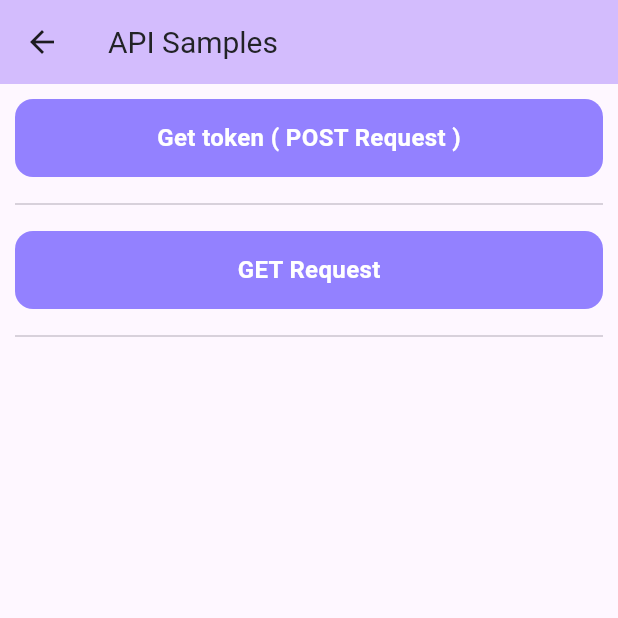
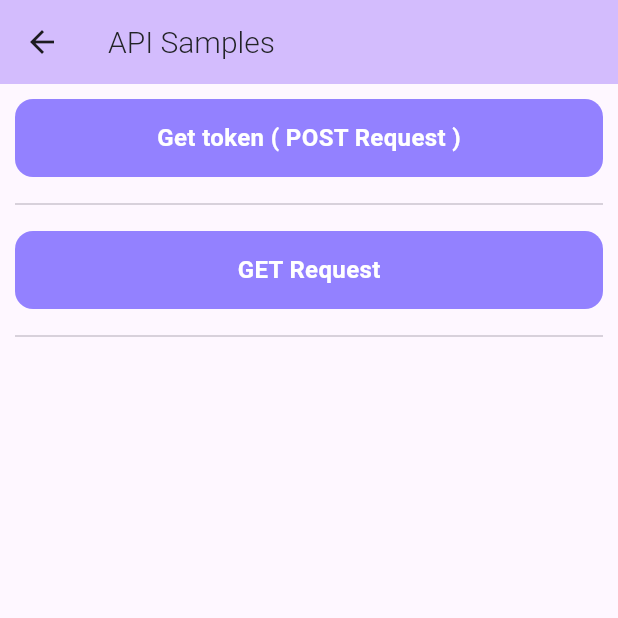
Before and after one commit to dawasim/universal_flutter_utils, a Flutter app: the APISampleCalls screen opened directly, on a phone screen of 412 x 824 dp, the top half of it. Run offline on Flutter 3.47's test engine with Material 3 defaults, Android fonts, the phone set to English and light mode, and no system bars; our stand-ins replace cached_network_image, chewie, convert, dio, file_picker, firebase_auth and 21 more; missing offline and left inert: audio_waveforms, encrypt, flutter_app_badge_control, flutter_login_facebook; accounts and stored records are empty.

Commit message:
Font Issues fixed

```diff
--- a/lib/common/font_weight.dart
+++ b/lib/common/font_weight.dart
@@ -1,7 +1,7 @@
 /// [UFUFontWeight] is used to change the fontWeight of the text.
 enum UFUFontWeight {
   /// Default fontWeight is [UFUFontWeight.regular] is used to set fontWeight of a text widget
-  /// Set Font Weight 400
+  /// Set Font Weight 300
   regular,
 
   ///  [UFUFontWeight.medium] is used to set fontWeight of a text widget
--- a/lib/common/text_helper.dart
+++ b/lib/common/text_helper.dart
@@ -66,13 +66,13 @@ class TextHelper {
   static FontWeight getFontWeight(UFUFontWeight fontWeight) {
     switch (fontWeight) {
       case UFUFontWeight.regular:
-        return FontWeight.w400;
+        return FontWeight.w300;
       case UFUFontWeight.medium:
         return FontWeight.w500;
       case UFUFontWeight.bold:
         return FontWeight.w700;
       default:
-        return FontWeight.w400;
+        return FontWeight.w300;
     }
   }
 
@@ -80,8 +80,8 @@ class TextHelper {
     return TextStyle(
       color: textColor ?? AppTheme.themeColors.text,
       fontSize: dynamicFontSize ?? getTextSize(textSize ?? UFUTextSize.heading4),
-      fontFamily: getFontFamily(fontFamily ?? UFUFontFamily.productSans, fontWeight ?? UFUFontWeight.regular),
-      package: 'UFU_mobile_flutter_ui',
+      fontFamily: UFUtils.fontFamily, // TODO - getFontFamily(fontFamily ?? UFUFontFamily.productSans, fontWeight ?? UFUFontWeight.regular),
+      // package: 'UFU_mobile_flutter_ui',
       overflow: overflow,
       fontWeight: getFontWeight(fontWeight ?? UFUFontWeight.regular),
       height: height,
--- a/lib/utils/index.dart
+++ b/lib/utils/index.dart
@@ -33,6 +33,9 @@ class UFUtils {
   static String encryptionIV = UFUAppConfig.encryptionIV;
   static String xPortal = "";
   static String startDestination = "";
+
+  static String fontFamily = "";
+  static Gradient buttonGradient = LinearGradient(colors: [AppTheme.themeColors.primary, AppTheme.themeColors.primary]);
 
   static GlobalKey<UFUConfirmationDialogState> ufuLoaderKey = GlobalKey<UFUConfirmationDialogState>();
   static GlobalKey<UFUConfirmationDialogState> ufuTokenExpireKey = GlobalKey<UFUConfirmationDialogState>();
--- a/lib/utils/shared_preferences/index.dart
+++ b/lib/utils/shared_preferences/index.dart
@@ -4,6 +4,7 @@ class UFPrefUtils {
 
   final String isLoggedIn = 'isLoggedIn';
   String authToken = 'authToken';
+  String selectedLanguage = 'selectedLanguage';
   String rememberMeData = 'rememberMeData';
   String userData = 'userData';
   String skippedAppVersion = 'skippedAppVersion';
@@ -54,6 +55,11 @@ class UFPrefUtils {
     return await mStorage.getString(authToken) ?? '';
   }
 
+  Future<String> readSelectedLanguage() async {
+    SharedPreferences mStorage = await getStorage();
+    return await mStorage.getString(selectedLanguage) ?? '';
+  }
+
   Future<bool> readIsUserLoggedIn() async {
     SharedPreferences mStorage = await getStorage();
     return mStorage.getBool(isLoggedIn) ?? false;
--- a/lib/widgets/button/color_type.dart
+++ b/lib/widgets/button/color_type.dart
@@ -23,4 +23,7 @@ enum UFUButtonColorType {
 
   /// [UFUButtonColorType.base], used for set base color
   base,
+
+  /// [UFUButtonColorType.gradient], used for set gradient color
+  gradient,
 }
--- a/lib/widgets/button/index.dart
+++ b/lib/widgets/button/index.dart
@@ -5,6 +5,7 @@ class UFUButton extends StatelessWidget {
   const UFUButton({
     this.disabled = false,
     this.colorType = UFUButtonColorType.primary,
+    this.gradient,
     this.opacity = 1,
     this.onPressed,
     this.onLongPress,
@@ -13,7 +14,7 @@ class UFUButton extends StatelessWidget {
     this.text,
     this.size = UFUButtonSize.flat,
     this.textColor,
-    this.fontFamily = UFUFontFamily.productSans,
+    // this.fontFamily = UFUFontFamily.poppins,
     this.fontWeight = UFUFontWeight.bold,
     this.textSize = UFUTextSize.heading3,
     this.type = UFUButtonType.solid,
@@ -28,6 +29,9 @@ class UFUButton extends StatelessWidget {
 
   /// Used to set button color, text color, border color.
   final UFUButtonColorType colorType;
+
+  /// The [gradient] is drawn under the [image].
+  final Gradient? gradient;
 
   /// Called when the button is tapped or otherwise activated.
   final VoidCallback? onPressed;
@@ -50,7 +54,7 @@ class UFUButton extends StatelessWidget {
   final UFUTextSize? textSize;
 
   /// Defines text font family of a button.
-  final UFUFontFamily fontFamily;
+  // final UFUFontFamily fontFamily;
 
   /// Defines font weight of a button.
   final UFUFontWeight fontWeight;
@@ -118,8 +122,12 @@ class UFUButton extends StatelessWidget {
         color = textColor ?? AppTheme.themeColors.primary;
         break;
 
+      case UFUButtonColorType.base:
+        color = textColor ?? AppTheme.themeColors.text;
+        break;
+
       default:
-        color = AppTheme.themeColors.base;
+        color = textColor ?? AppTheme.themeColors.base;
         break;
     }
 
@@ -165,6 +173,14 @@ class UFUButton extends StatelessWidget {
         color = UFUColor.transparent;
         break;
 
+      case UFUButtonColorType.gradient:
+        color = UFUColor.transparent;
+        break;
+
+      case UFUButtonColorType.base:
+        color = AppTheme.themeColors.base;
+        break;
+
       default:
         color = AppTheme.themeColors.themeGreen;
         break;
@@ -188,6 +204,9 @@ class UFUButton extends StatelessWidget {
         return AppTheme.themeColors.inverse;
 
       case UFUButtonColorType.base:
+        return AppTheme.themeColors.base;
+
+      case UFUButtonColorType.gradient:
         return AppTheme.themeColors.base;
 
       default:
@@ -383,7 +402,13 @@ class UFUButton extends StatelessWidget {
     final result = Material(
       shape: shapeBorderType,
       type: MaterialType.button,
-      color: getButtonColor(colorType),
+      color: Colors.transparent, //getButtonColor(colorType),
+      child: Ink(
+        decoration: BoxDecoration(
+          color: colorType == UFUButtonColorType.gradient ? null : getButtonColor(colorType),
+          gradient: colorType == UFUButtonColorType.gradient ? gradient ?? UFUtils.buttonGradient : null,
+          borderRadius: BorderRadius.circular(shapeRadius())
+        ),
         child: InkWell(
           splashColor: Colors.transparent,
           onLongPress: onLongPress,
@@ -397,6 +422,7 @@ class UFUButton extends StatelessWidget {
               padding: EdgeInsets.symmetric(
                 horizontal: (iconWidget == null && suffixIconWidget == null && text != null) ? 10 : 5),
               child: getContainerData()),
+        ),
       ),
     );
 
@@ -425,7 +451,7 @@ class UFUButton extends StatelessWidget {
     }
     return UFUText(
       text: text ?? 'Default',
-      fontFamily: fontFamily,
+      // fontFamily: fontFamily,
       height: 1,
       fontWeight: fontWeight,
       textColor: getTextColor(colorType),
--- a/lib/widgets/check_box/index.dart
+++ b/lib/widgets/check_box/index.dart
@@ -10,7 +10,7 @@ class UFUCheckbox extends StatelessWidget {
     this.text,
     this.textSize = UFUTextSize.heading4,
     this.textColor,
-    this.fontFamily = UFUFontFamily.productSans,
+    // this.fontFamily = UFUFontFamily.productSans,
     this.fontWeight = UFUFontWeight.regular,
     this.borderColor,
     this.color,
@@ -39,7 +39,7 @@ class UFUCheckbox extends StatelessWidget {
   final Color? textColor;
 
   /// Defines text fontFamily[UFUFontFamily.roboto] of a checkbox.
-  final UFUFontFamily? fontFamily;
+  // final UFUFontFamily? fontFamily;
 
   /// Defines text fontWeight[UFUFontWeight.regular] of a checkbox.
   final UFUFontWeight? fontWeight;
@@ -102,7 +102,7 @@ class UFUCheckbox extends StatelessWidget {
         textColor: getColor(),
         textSize: textSize,
         fontWeight: fontWeight,
-        fontFamily: fontFamily,
+        // fontFamily: fontFamily,
         textAlign: TextAlign.start,
       );
     }
--- a/lib/widgets/confirmation_dialog/index.dart
+++ b/lib/widgets/confirmation_dialog/index.dart
@@ -153,7 +153,7 @@ class UFUConfirmationDialogState extends State<UFUConfirmationDialog> {
                             textColor: AppTheme.themeColors.primary,
                             textSize: UFUTextSize.heading3,
                             fontWeight: UFUFontWeight.medium,
-                            fontFamily: UFUFontFamily.productSans,
+                            // fontFamily: UFUFontFamily.productSans,
                           ),
                         ),
                         if (widget.subTitle != null)
--- a/lib/widgets/image_picker/index.dart
+++ b/lib/widgets/image_picker/index.dart
@@ -27,7 +27,7 @@ class UFUImagePicker {
                     text: "Upload Photo",
                     textSize: UFUTextSize.heading3,
                     fontWeight: UFUFontWeight.medium,
-                    fontFamily: UFUFontFamily.productSans,
+                    // fontFamily: UFUFontFamily.productSans,
                   ),
                   UFUIconButton(
                     onTap: () => Get.back(),
@@ -90,7 +90,7 @@ class UFUImagePicker {
                     child: UFUText(
                       text: "Camera",
                       textSize: UFUTextSize.heading4,
-                      fontFamily: UFUFontFamily.productSans,
+                      // fontFamily: UFUFontFamily.productSans,
                     ),
                   ),
                   SizedBox(width: 10,),
@@ -99,7 +99,7 @@ class UFUImagePicker {
                     child: UFUText(
                       text: "Gallery",
                       textSize: UFUTextSize.heading4,
-                      fontFamily: UFUFontFamily.productSans,
+                      // fontFamily: UFUFontFamily.productSans,
                     ),
                   )
                 ],
--- a/lib/widgets/input_box/index.dart
+++ b/lib/widgets/input_box/index.dart
@@ -210,11 +210,11 @@ class _UFUInputBoxState extends State<UFUInputBox> {
   /// Default text style for label and hint text.
   TextStyle getStyle() {
     return TextStyle(
-      fontFamily: 'Roboto',
-      package: 'UFU_mobile_flutter_ui',
+      fontFamily: UFUtils.fontFamily, // TODO - 'Roboto',
+      // package: 'UFU_mobile_flutter_ui',
       fontWeight: widget.type == UFUInputBoxType.withoutLabel
           ? FontWeight.w500
-          : FontWeight.w400,
+          : FontWeight.w300,
       height: 1.2,
       fontSize: TextHelper.getTextSize(widget.textSize),
     );
--- a/lib/widgets/load_more_button/index.dart
+++ b/lib/widgets/load_more_button/index.dart
@@ -25,7 +25,7 @@ class UFULoadMoreButton extends StatelessWidget {
               ? FadingCircle(color: AppTheme.themeColors.base, size: 20)
               : null,
           colorType: UFUButtonColorType.tertiary,
-          fontFamily: UFUFontFamily.productSans,
+          // fontFamily: UFUFontFamily.productSans,
         ));
   }
 }
--- a/lib/widgets/no_data_found/index.dart
+++ b/lib/widgets/no_data_found/index.dart
@@ -42,7 +42,7 @@ class UFUNoDataFound extends StatelessWidget {
                 text: title ?? '',
                 textSize: textSize ?? UFUTextSize.heading3,
                 textAlign: TextAlign.center,
-                fontFamily: UFUFontFamily.productSans,
+                // fontFamily: UFUFontFamily.productSans,
                 fontWeight: UFUFontWeight.medium,
                 textColor: textColor,
               ),
--- a/lib/widgets/svg_image/index.dart
+++ b/lib/widgets/svg_image/index.dart
@@ -7,13 +7,15 @@ class UFUSvgImage extends StatelessWidget {
     required this.assetPath,
     this.height,
     this.width,
-    this.fit = BoxFit.none
+    this.fit = BoxFit.none,
+    this.colorFilter
   });
 
   final String assetPath;
   final double? height;
   final double? width;
   final BoxFit fit;
+  final ColorFilter? colorFilter;
 
   @override
   Widget build(BuildContext context) {
@@ -22,6 +24,7 @@ class UFUSvgImage extends StatelessWidget {
       height: height,
       width: width,
       fit: fit,
+      colorFilter: colorFilter,
     );
   }
 }
--- a/lib/widgets/text/index.dart
+++ b/lib/widgets/text/index.dart
@@ -5,7 +5,7 @@ class UFUText extends StatelessWidget {
   const UFUText({
     required this.text,
     this.textSize = UFUTextSize.heading4,
-    this.fontFamily = UFUFontFamily.productSans,
+    // this.fontFamily = UFUFontFamily.productSans,
     this.fontWeight = UFUFontWeight.regular,
     this.textColor,
     this.overflow,
@@ -27,7 +27,7 @@ class UFUText extends StatelessWidget {
   final UFUTextSize? textSize;
 
   /// Defines fontFamily of a text.
-  final UFUFontFamily? fontFamily;
+  // final UFUFontFamily? fontFamily;
 
   /// Defines fontWeight of a text.
   final UFUFontWeight? fontWeight;
@@ -81,7 +81,8 @@ class UFUText extends StatelessWidget {
             fontWeight,
             textSize,
             dynamicFontSize,
-            fontFamily,
+            null,
+            // fontFamily,
             overflow,
             height,
             letterSpacing,
@@ -97,7 +98,8 @@ class UFUText extends StatelessWidget {
             fontWeight,
             textSize,
             dynamicFontSize,
-            fontFamily,
+            null,
+            // fontFamily,
             overflow,
             height,
             letterSpacing,
--- a/lib/widgets/text_button/index.dart
+++ b/lib/widgets/text_button/index.dart
@@ -9,7 +9,7 @@ class UFUTextButton extends StatelessWidget {
     this.highlightColor,
     this.icon,
     this.iconPosition = UFUPosition.end,
-    this.fontFamily,
+    // this.fontFamily,
     this.fontWeight,
     this.color,
     this.padding = 5,
@@ -27,7 +27,7 @@ class UFUTextButton extends StatelessWidget {
   final String? text;
 
   // Defines fontFamily of text used in textButton
-  final UFUFontFamily? fontFamily;
+  // final UFUFontFamily? fontFamily;
 
   // Defines fontweight of text used in textbutton
   final UFUFontWeight? fontWeight;
@@ -76,7 +76,7 @@ class UFUTextButton extends StatelessWidget {
 
     Widget buttonText = UFUText(
       text: text!,
-      fontFamily: fontFamily,
+      // fontFamily: fontFamily,
       fontWeight: fontWeight,
       textColor: color ?? AppTheme.themeColors.text,
       textDecoration: textDecoration,
--- a/lib/widgets/text_span/index.dart
+++ b/lib/widgets/text_span/index.dart
@@ -6,7 +6,7 @@ import 'package:universal_flutter_utils/universal_flutter_utils.dart';
 class UFUTextSpan {
   static TextSpan getSpan(String text, {
     UFUTextSize textSize = UFUTextSize.heading4,
-    UFUFontFamily fontFamily = UFUFontFamily.productSans,
+    // UFUFontFamily fontFamily = UFUFontFamily.productSans,
     UFUFontWeight fontWeight = UFUFontWeight.regular,
     Color? textColor,
     TextOverflow? overflow,
@@ -24,9 +24,9 @@ class UFUTextSpan {
         style: TextStyle(
           color: textColor ?? AppTheme.themeColors.text,
           fontSize: TextHelper.getTextSize(textSize),
-          fontFamily: TextHelper.getFontFamily(fontFamily,fontWeight),
+          fontFamily: UFUtils.fontFamily, // TODO - TextHelper.getFontFamily(fontFamily,fontWeight),
           fontWeight: TextHelper.getFontWeight(fontWeight),
-          package: 'UFU_mobile_flutter_ui',
+          // package: 'UFU_mobile_flutter_ui',
           overflow: overflow,
           height: height,
           fontStyle: fontStyle,
```
Also changed, not shown: lib/widgets/read_more_text/index.dart (+7 -7 lines), lib/widgets/scaffold/index.dart (+9 -4 lines), example/pubspec.lock, 2 other files. Lines whose indentation alone changed are shown as unchanged.
